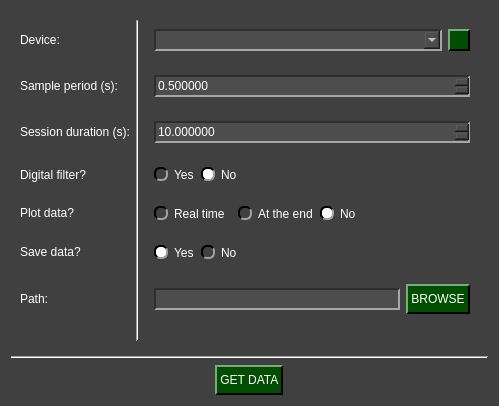
Qt form pydaq/uis/PyDAQ_get_data_Arduino_widget.ui (samirmartins/pydaq) before a commit.
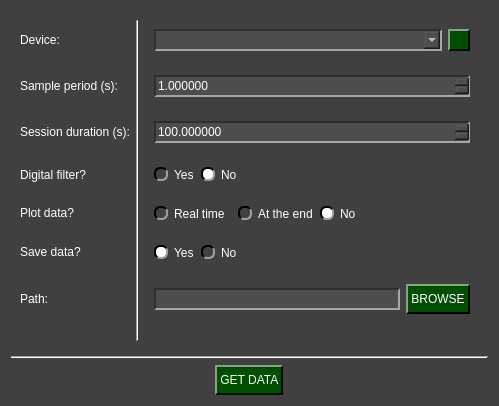
The same form after that commit. Icons and pictures are not drawn.

What changed in the file:
```diff
--- a/pydaq/uis/PyDAQ_get_data_Arduino_widget.ui
+++ b/pydaq/uis/PyDAQ_get_data_Arduino_widget.ui
@@ -263,7 +263,7 @@
             <enum>QAbstractSpinBox::StepType::AdaptiveDecimalStepType</enum>
            </property>
            <property name="value">
-            <double>0.500000000000000</double>
+            <double>1.000000000000000</double>
            </property>
           </widget>
          </item>
@@ -351,7 +351,7 @@
             <enum>QAbstractSpinBox::StepType::AdaptiveDecimalStepType</enum>
            </property>
            <property name="value">
-            <double>10.000000000000000</double>
+            <double>100.000000000000000</double>
            </property>
           </widget>
          </item>
```
Left out of the diff: 2 changed lines with no effect on the pictures.
